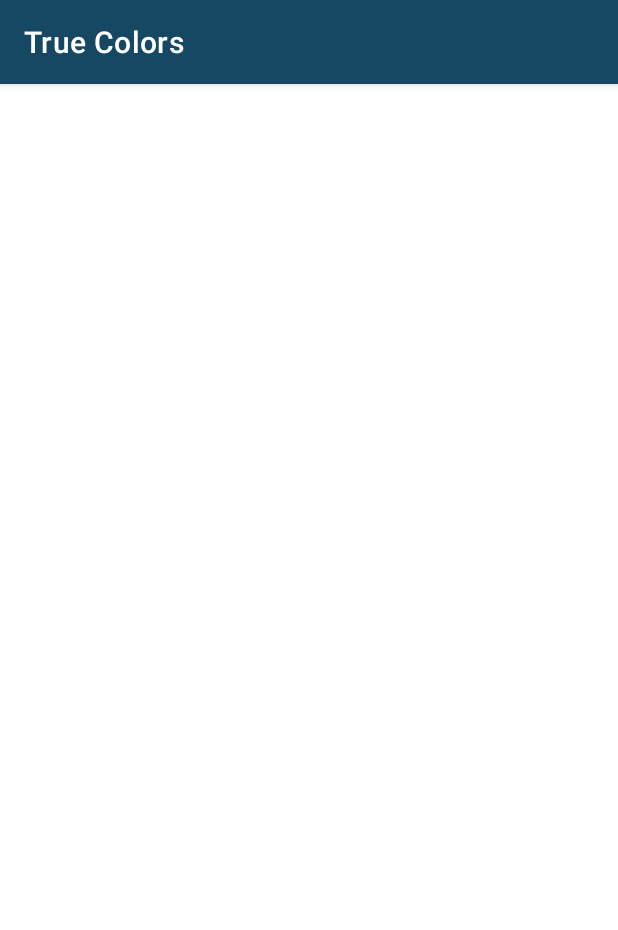
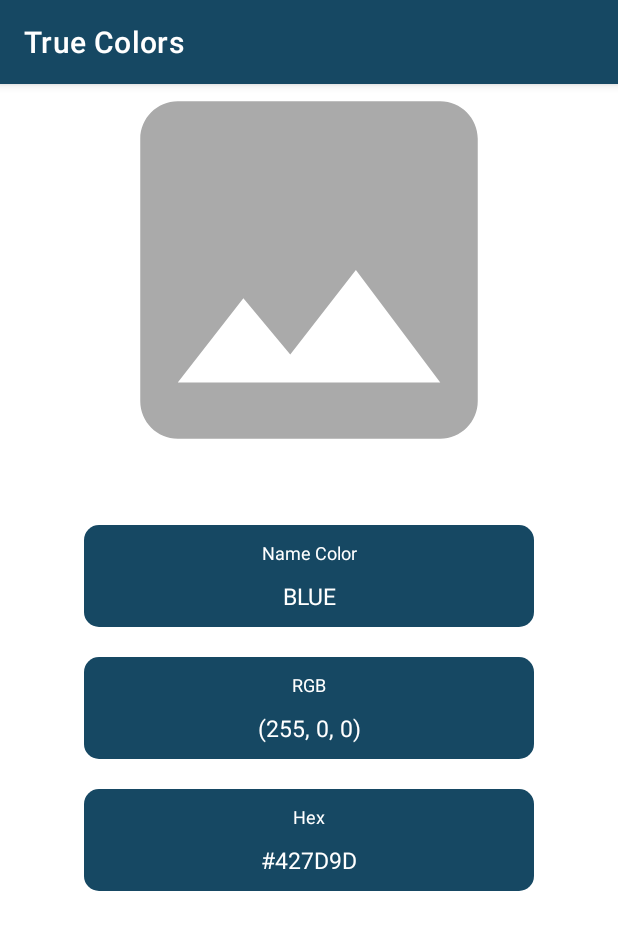
Before and after one commit to C242-PS126-Team/mobile-development, an Android app: the ScanResultActivity screen opened directly, with no data from a screen before it, on a phone screen of 412 x 824 dp. Shown: the top 930 px of the screen. Run offline under Robolectric (Android 15) with nearby library versions, the phone set to English and light mode, and no system bars.

Commit message:
scan result layout

```diff
--- /dev/null
+++ b/app/src/main/res/drawable/bg_blue.xml
@@ -0,0 +1,8 @@
+<?xml version="1.0" encoding="utf-8"?>
+<shape xmlns:android="http://schemas.android.com/apk/res/android">
+    <corners
+        android:radius="10dp" />
+    <solid
+        android:color="@color/blue_500" />
+
+</shape>
--- /dev/null
+++ b/app/src/main/res/drawable/ic_place_holder.xml
@@ -0,0 +1,5 @@
+<vector android:height="24dp" android:tint="@android:color/darker_gray"
+    android:viewportHeight="24" android:viewportWidth="24"
+    android:width="24dp" xmlns:android="http://schemas.android.com/apk/res/android">
+    <path android:fillColor="@android:color/darker_gray" android:pathData="M21,19V5c0,-1.1 -0.9,-2 -2,-2H5c-1.1,0 -2,0.9 -2,2v14c0,1.1 0.9,2 2,2h14c1.1,0 2,-0.9 2,-2zM8.5,13.5l2.5,3.01L14.5,12l4.5,6H5l3.5,-4.5z"/>
+</vector>
--- a/app/src/main/res/layout/activity_scan_result.xml
+++ b/app/src/main/res/layout/activity_scan_result.xml
@@ -7,4 +7,110 @@
     android:layout_height="match_parent"
     tools:context=".ui.result.ScanResultActivity">
 
+    <ImageView
+        android:id="@+id/iv_result"
+        android:layout_width="300dp"
+        android:layout_height="300dp"
+        android:layout_marginTop="30dp"
+        android:contentDescription="@string/app_name"
+        app:srcCompat="@drawable/ic_place_holder"
+        app:layout_constraintEnd_toEndOf="parent"
+        app:layout_constraintStart_toStartOf="parent"
+        app:layout_constraintTop_toTopOf="parent" />
+
+    <LinearLayout
+        android:id="@+id/ll1"
+        android:layout_width="300dp"
+        android:layout_height="wrap_content"
+        android:orientation="vertical"
+        android:layout_marginTop="20dp"
+        android:background="@drawable/bg_blue"
+        app:layout_constraintEnd_toEndOf="parent"
+        app:layout_constraintStart_toStartOf="parent"
+        app:layout_constraintTop_toBottomOf="@+id/iv_result">
+
+        <TextView
+            android:layout_width="match_parent"
+            android:layout_height="wrap_content"
+            android:paddingTop="10dp"
+            android:text="@string/name_color"
+            android:textAlignment="center"
+            android:textColor="@color/white"
+            android:textSize="12sp"/>
+
+        <TextView
+            android:id="@+id/tv_name_result"
+            android:layout_width="match_parent"
+            android:layout_height="wrap_content"
+            android:padding="10dp"
+            android:text="@string/color_name"
+            android:textAlignment="center"
+            android:textColor="@color/white"
+            android:textSize="15sp"
+            android:textAllCaps="true"/>
+    </LinearLayout>
+
+    <LinearLayout
+        android:id="@+id/ll2"
+        android:layout_width="300dp"
+        android:layout_height="wrap_content"
+        android:orientation="vertical"
+        android:layout_marginTop="20dp"
+        android:background="@drawable/bg_blue"
+        app:layout_constraintEnd_toEndOf="parent"
+        app:layout_constraintStart_toStartOf="parent"
+        app:layout_constraintTop_toBottomOf="@+id/ll1">
+
+        <TextView
+            android:layout_width="match_parent"
+            android:layout_height="wrap_content"
+            android:paddingTop="10dp"
+            android:text="@string/rgb"
+            android:textAlignment="center"
+            android:textColor="@color/white"
+            android:textSize="12sp"/>
+
+        <TextView
+            android:id="@+id/tv_rgb_result"
+            android:layout_width="match_parent"
+            android:layout_height="wrap_content"
+            android:padding="10dp"
+            android:text="@string/rgb_result"
+            android:textAlignment="center"
+            android:textColor="@color/white"
+            android:textSize="15sp"
+            android:textAllCaps="true"/>
+    </LinearLayout>
+
+    <LinearLayout
+        android:layout_width="300dp"
+        android:layout_height="wrap_content"
+        android:orientation="vertical"
+        android:layout_marginTop="20dp"
+        android:background="@drawable/bg_blue"
+        app:layout_constraintEnd_toEndOf="parent"
+        app:layout_constraintStart_toStartOf="parent"
+        app:layout_constraintTop_toBottomOf="@+id/ll2">
+
+        <TextView
+            android:layout_width="match_parent"
+            android:layout_height="wrap_content"
+            android:paddingTop="10dp"
+            android:text="@string/hex"
+            android:textAlignment="center"
+            android:textColor="@color/white"
+            android:textSize="12sp"/>
+
+        <TextView
+            android:id="@+id/tv_hex_result"
+            android:layout_width="match_parent"
+            android:layout_height="wrap_content"
+            android:padding="10dp"
+            android:text="@string/hex_result"
+            android:textAlignment="center"
+            android:textColor="@color/white"
+            android:textSize="15sp"
+            android:textAllCaps="true"/>
+    </LinearLayout>
+
 </androidx.constraintlayout.widget.ConstraintLayout>
--- a/app/src/main/res/values/strings.xml
+++ b/app/src/main/res/values/strings.xml
@@ -2,4 +2,10 @@
     <string name="app_name">True Colors</string>
     <string name="title_home">Home</string>
     <string name="title_color_blind_test">Color Blind Test</string>
+    <string name="name_color">Name Color</string>
+    <string name="color_name">blue</string>
+    <string name="rgb">RGB</string>
+    <string name="rgb_result">(255, 0, 0)</string>
+    <string name="hex">Hex</string>
+    <string name="hex_result">#427D9D</string>
 </resources>
--- a/gradle/libs.versions.toml
+++ b/gradle/libs.versions.toml
@@ -1,5 +1,5 @@
 [versions]
-agp = "8.7.1"
+agp = "8.7.2"
 kotlin = "1.9.24"
 coreKtx = "1.13.1"
 junit = "4.13.2"
```
Also changed, not shown: 1 other file.
